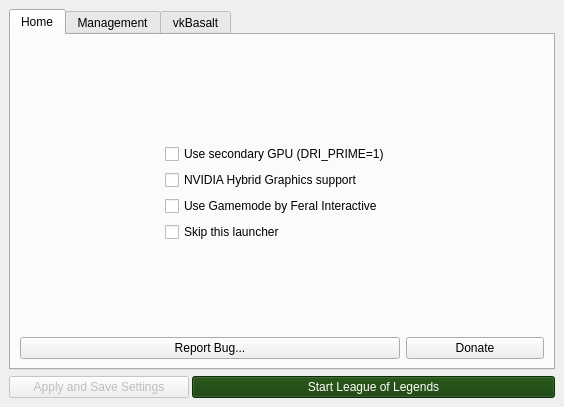
Before: the Qt Designer form src/installer.ui in polkaulfield/lol-for-linux-installer, drawn with Qt 5.
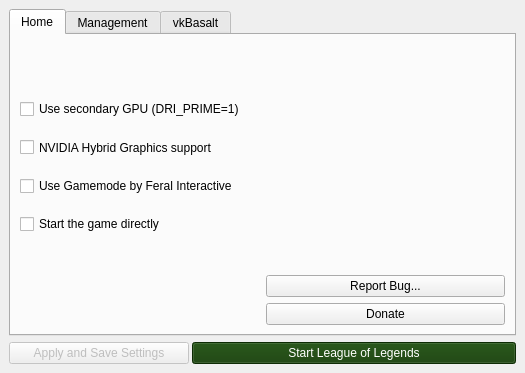
After: the same form once the commit is applied. The open tabs and pages were chosen to show the change. Icons and pictures are not drawn.

The edit to the form file:
```diff
--- a/src/installer.ui
+++ b/src/installer.ui
@@ -9,8 +9,8 @@
    <rect>
     <x>0</x>
     <y>0</y>
-    <width>564</width>
-    <height>407</height>
+    <width>525</width>
+    <height>373</height>
    </rect>
   </property>
   <property name="sizePolicy">
@@ -301,7 +301,23 @@
                  <string>Home</string>
                 </attribute>
                 <layout class="QGridLayout" name="gridLayout_5">
-                 <item row="12" column="1">
+                 <item row="0" column="0" rowspan="2">
+                  <spacer name="verticalSpacer_3">
+                   <property name="orientation">
+                    <enum>Qt::Vertical</enum>
+                   </property>
+                   <property name="sizeType">
+                    <enum>QSizePolicy::Expanding</enum>
+                   </property>
+                   <property name="sizeHint" stdset="0">
+                    <size>
+                     <width>20</width>
+                     <height>40</height>
+                    </size>
+                   </property>
+                  </spacer>
+                 </item>
+                 <item row="11" column="0" rowspan="2">
                   <spacer name="verticalSpacer">
                    <property name="orientation">
                     <enum>Qt::Vertical</enum>
@@ -317,7 +333,23 @@
                    </property>
                   </spacer>
                  </item>
-                 <item row="16" column="2">
+                 <item row="10" column="1">
+                  <spacer name="horizontalSpacer_8">
+                   <property name="orientation">
+                    <enum>Qt::Horizontal</enum>
+                   </property>
+                   <property name="sizeType">
+                    <enum>QSizePolicy::Minimum</enum>
+                   </property>
+                   <property name="sizeHint" stdset="0">
+                    <size>
+                     <width>40</width>
+                     <height>20</height>
+                    </size>
+                   </property>
+                  </spacer>
+                 </item>
+                 <item row="16" column="1">
                   <widget class="QPushButton" name="donatebutton">
                    <property name="sizePolicy">
                     <sizepolicy hsizetype="Minimum" vsizetype="Preferred">
@@ -334,39 +366,16 @@
                    </property>
                   </widget>
                  </item>
-                 <item row="10" column="2">
-                  <spacer name="horizontalSpacer_8">
-                   <property name="orientation">
-                    <enum>Qt::Horizontal</enum>
-                   </property>
-                   <property name="sizeHint" stdset="0">
-                    <size>
-                     <width>40</width>
-                     <height>20</height>
-                    </size>
-                   </property>
-                  </spacer>
-                 </item>
                  <item row="10" column="0">
-                  <spacer name="horizontalSpacer_7">
-                   <property name="orientation">
-                    <enum>Qt::Horizontal</enum>
-                   </property>
-                   <property name="sizeHint" stdset="0">
-                    <size>
-                     <width>40</width>
-                     <height>20</height>
-                    </size>
-                   </property>
-                  </spacer>
-                 </item>
-                 <item row="10" column="1">
                   <layout class="QVBoxLayout" name="verticalLayout_8">
+                   <property name="spacing">
+                    <number>0</number>
+                   </property>
                    <property name="topMargin">
-                    <number>10</number>
+                    <number>0</number>
                    </property>
                    <property name="rightMargin">
-                    <number>10</number>
+                    <number>0</number>
                    </property>
                    <item>
                     <widget class="QCheckBox" name="Usedriprime">
@@ -476,7 +485,7 @@
                       <bool>false</bool>
                      </property>
                      <property name="text">
-                      <string>Skip this launcher</string>
+                      <string>Start the game directly</string>
                      </property>
                      <property name="icon">
                       <iconset theme="media-playback-start">
@@ -486,7 +495,7 @@
                    </item>
                   </layout>
                  </item>
-                 <item row="16" column="0" colspan="2">
+                 <item row="13" column="1">
                   <widget class="QPushButton" name="githubButton2">
                    <property name="sizePolicy">
                     <sizepolicy hsizetype="Minimum" vsizetype="Maximum">
@@ -518,19 +527,6 @@
                    </property>
                   </widget>
                  </item>
-                 <item row="0" column="1">
-                  <spacer name="verticalSpacer_3">
-                   <property name="orientation">
-                    <enum>Qt::Vertical</enum>
-                   </property>
-                   <property name="sizeHint" stdset="0">
-                    <size>
-                     <width>20</width>
-                     <height>40</height>
-                    </size>
-                   </property>
-                  </spacer>
-                 </item>
                 </layout>
                </widget>
                <widget class="QWidget" name="tab_2">
```
Left out of the diff: 153 changed lines with no effect on the pictures.
